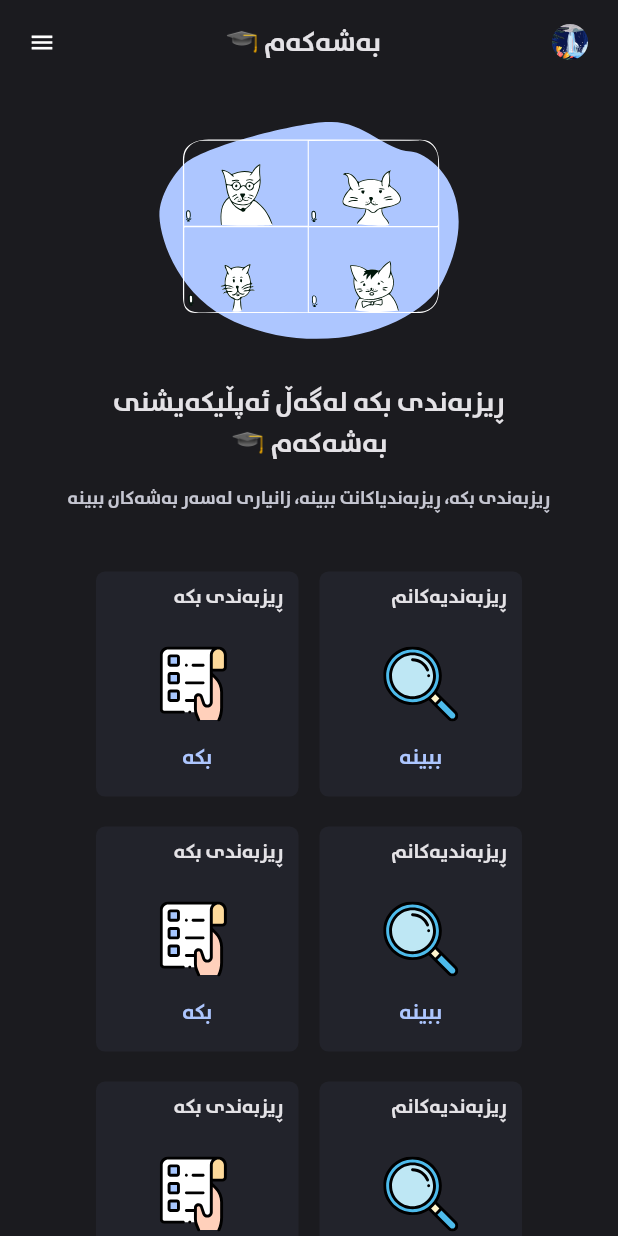
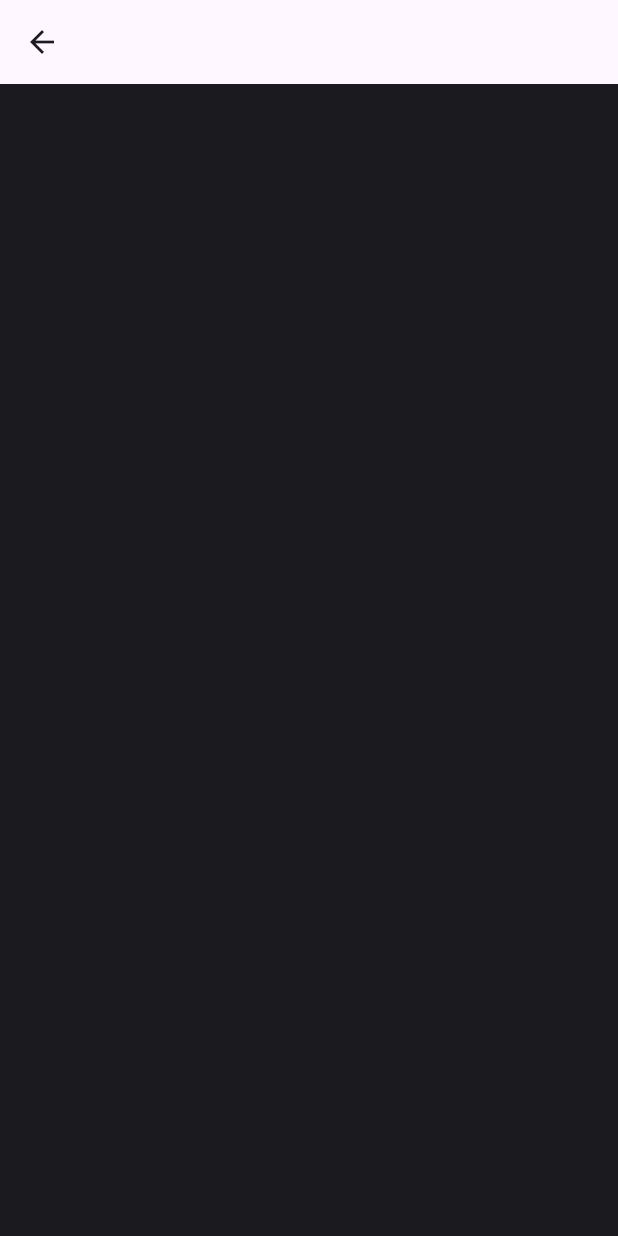
Before and after one commit to akar-jaza/bashakam, a Flutter app: the screen it shows after launch, after a tap on "ببینە", on a phone screen of 412 x 824 dp. Run offline on Flutter 3.47's test engine with Material 2 defaults, Android fonts, the phone set to English and light mode, and no system bars; our stand-ins replace flutter_svg; missing offline and left inert: dart:ffi.

Commit message:
yak tanaka sht

```diff
--- a/lib/Homepage.dart
+++ b/lib/Homepage.dart
@@ -1,6 +1,8 @@
 // ignore_for_file: prefer_const_literals_to_create_immutables, prefer_const_constructors
 
+import 'package:bashakam_barawzanko/Screens/nmrakanm.dart';
 import 'package:bashakam_barawzanko/constantes/Colors.dart';
+import 'package:bashakam_barawzanko/constantes/systemUiOverlayFunc.dart';
 import 'package:flutter/material.dart';
 import 'package:flutter/services.dart';
 import 'package:flutter_svg/flutter_svg.dart';
@@ -15,23 +17,11 @@ class HomePage extends StatefulWidget {
 
 class _HomePageState extends State<HomePage> {
   ColorFile colorFile = ColorFile();
+  SystemUiOverlayFunc uiOverlayFunc = SystemUiOverlayFunc();
 
   @override
   Widget build(BuildContext context) {
-    void systemUiOverlay() {
-      SystemChrome.setSystemUIOverlayStyle(
-        SystemUiOverlayStyle.dark.copyWith(
-          systemNavigationBarColor: colorFile.kbodyColor,
-          statusBarColor: colorFile.kbodyColor,
-          statusBarIconBrightness:
-              Brightness.light, // Set the icon brightness to light
-          systemNavigationBarIconBrightness: Brightness
-              .light, // Set the system navigation bar icon brightness to light
-        ),
-      );
-    }
-
-    systemUiOverlay();
+    uiOverlayFunc.systemUiOverlay();
 
     return SafeArea(
       child: Scaffold(
@@ -80,6 +70,7 @@ class _HomePageState extends State<HomePage> {
           ],
         ),
         body: SingleChildScrollView(
+          physics: BouncingScrollPhysics(),
           child: Center(
             child: Column(
               children: [
@@ -124,10 +115,34 @@ class _HomePageState extends State<HomePage> {
                   mainAxisAlignment: MainAxisAlignment.center,
                   children: [
                     MyCard(
+                      imageAsset: 'assets/images/id.svg',
+                      buttonTitle: 'ببینە',
+                      color: colorFile.kWhiteTextColor,
+                      text: 'نمرەکانم',
+                      onTap: () {
+                        Navigator.push(
+                          context,
+                          MaterialPageRoute(
+                              builder: (context) => const Nmrakanm()),
+                        );
+                      },
+                    ),
+                    MyCard(
                       imageAsset: 'assets/images/list3.svg',
                       buttonTitle: 'بکە',
                       color: colorFile.kWhiteTextColor,
                       text: 'ڕیزبەندی بکە',
+                    ),
+                  ],
+                ),
+                Row(
+                  mainAxisAlignment: MainAxisAlignment.center,
+                  children: [
+                    MyCard(
+                      imageAsset: 'assets/images/zarabin.svg',
+                      buttonTitle: 'ببینە',
+                      color: colorFile.kWhiteTextColor,
+                      text: 'ڕیزبەندیەکانم',
                     ),
                     MyCard(
                       imageAsset: 'assets/images/zarabin.svg',
@@ -137,41 +152,6 @@ class _HomePageState extends State<HomePage> {
                     ),
                   ],
                 ),
-                Row(
-                  mainAxisAlignment: MainAxisAlignment.center,
-                  children: [
-                    MyCard(
-                      imageAsset: 'assets/images/list3.svg',
-                      buttonTitle: 'بکە',
-                      color: colorFile.kWhiteTextColor,
-                      text: 'ڕیزبەندی بکە',
-                    ),
-                    MyCard(
-                      imageAsset: 'assets/images/zarabin.svg',
-                      buttonTitle: 'ببینە',
-                      color: colorFile.kWhiteTextColor,
-                      text: 'ڕیزبەندیەکانم',
-                    ),
-                  ],
-                ),
-                Row(
-                  mainAxisAlignment: MainAxisAlignment.center,
-                  children: [
-                    MyCard(
-                      imageAsset: 'assets/images/list3.svg',
-                      buttonTitle: 'بکە',
-                      color: colorFile.kWhiteTextColor,
-                      text: 'ڕیزبەندی بکە',
-                    ),
-                    MyCard(
-                      imageAsset: 'assets/images/zarabin.svg',
-                      buttonTitle: 'ببینە',
-                      color: colorFile.kWhiteTextColor,
-                      text: 'ڕیزبەندیەکانم',
-                    ),
-                  ],
-                ),
-
               ],
             ),
           ),
--- /dev/null
+++ b/lib/Screens/nmrakanm.dart
@@ -0,0 +1,24 @@
+// ignore_for_file: prefer_const_literals_to_create_immutables, prefer_const_constructors
+
+import 'package:bashakam_barawzanko/Homepage.dart';
+import 'package:bashakam_barawzanko/constantes/Colors.dart';
+import 'package:flutter/material.dart';
+
+class Nmrakanm extends StatefulWidget {
+  const Nmrakanm({super.key});
+
+  @override
+  State<Nmrakanm> createState() => _NmrakanmState();
+}
+
+class _NmrakanmState extends State<Nmrakanm> {
+  ColorFile colorFile = ColorFile();
+  final HomePage _homePage = HomePage();
+  @override
+  Widget build(BuildContext context) {
+    return Scaffold(
+      backgroundColor: colorFile.kbodyColor,
+      appBar: AppBar(),
+    );
+  }
+}
--- a/lib/components/card.dart
+++ b/lib/components/card.dart
@@ -14,18 +14,20 @@ class MyCard extends StatelessWidget {
     required this.buttonTitle,
     required this.color,
     required this.text,
+    this.onTap,
   });
   final double? verticalMargin;
   final String imageAsset;
   final String buttonTitle;
   final Color color;
   final String text;
+  final Function()? onTap;
 
   @override
   Widget build(BuildContext context) {
     ColorFile colorFile = ColorFile();
     return InkWell(
-      onTap: () {},
+      onTap: onTap,
       splashColor: colorFile.kappBarColor,
       child: Container(
         margin: EdgeInsets.symmetric(horizontal: 7, vertical: 10),
@@ -44,10 +46,8 @@ class MyCard extends StatelessWidget {
                 child: Text(
                   text,
                   textAlign: TextAlign.right,
-                  style: TextStyle(
-                    color: colorFile.kWhiteTextColor,
-                    fontSize: 13
-                  ),
+                  style:
+                      TextStyle(color: colorFile.kWhiteTextColor, fontSize: 13),
                 ),
               ),
             ),
@@ -57,7 +57,7 @@ class MyCard extends StatelessWidget {
               height: 50,
             ),
             TextButton(
-              onPressed: () {},
+              onPressed: onTap,
               child: Text(
                 buttonTitle,
                 style: TextStyle(color: colorFile.kblueColor),
--- /dev/null
+++ b/lib/constantes/SystemUiOverlayFunc.dart
@@ -0,0 +1,18 @@
+import 'package:flutter/services.dart';
+import 'package:bashakam_barawzanko/constantes/Colors.dart';
+
+class SystemUiOverlayFunc {
+  final ColorFile _colorFile = ColorFile();
+  void systemUiOverlay() {
+    SystemChrome.setSystemUIOverlayStyle(
+      SystemUiOverlayStyle.dark.copyWith(
+        systemNavigationBarColor: _colorFile.kbodyColor,
+        statusBarColor: _colorFile.kbodyColor,
+        statusBarIconBrightness:
+            Brightness.light, // Set the icon brightness to light
+        systemNavigationBarIconBrightness: Brightness
+            .light, // Set the system navigation bar icon brightness to light
+      ),
+    );
+  }
+}
--- a/pubspec.yaml
+++ b/pubspec.yaml
@@ -61,13 +61,12 @@ flutter:
   assets:
     - assets/
     - assets/images/list2.svg
-    - assets/images/calc.svg
-    - assets/images/earth.svg
     - assets/images/cats.svg
     - assets/images/flo.png
     - assets/images/list.svg
     - assets/images/zarabin.svg
     - assets/images/list3.svg
+    - assets/images/id.svg
 
 
   #   - images/a_dot_ham.jpeg
```
Also changed, not shown: assets/images/id.svg (added).
